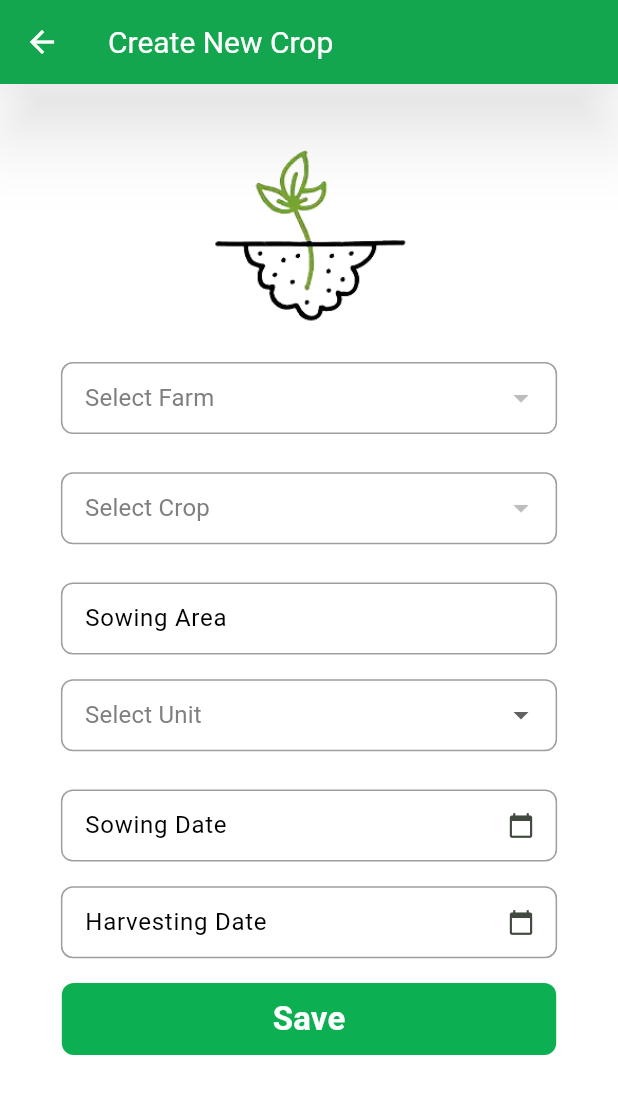
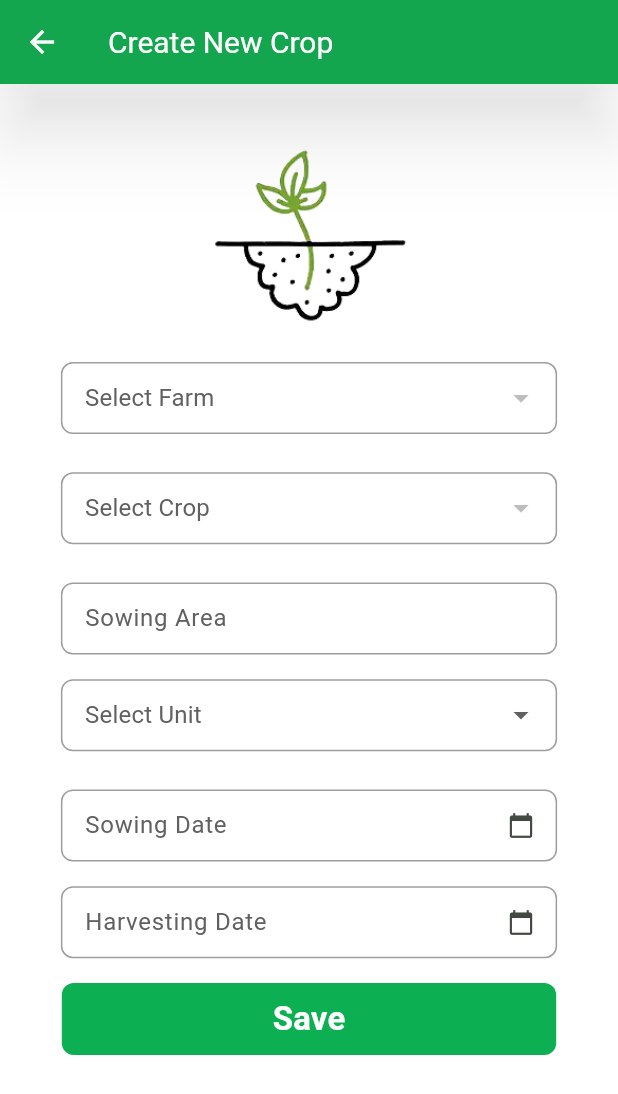
Before and after one commit to ShriHerwade/sheti_next, a Flutter app: the CreateCrop screen opened directly, on a phone screen of 412 x 824 dp. Shown: the top 1094 px of the screen. Run offline on Flutter 3.47's test engine with Material 3 defaults, Android fonts, the phone set to English and light mode, and no system bars; our stand-ins replace easy_localization, fl_chart, google_nav_bar, introduction_screen, shared_preferences, sqflite and 2 more; missing offline and left inert: multiselect; accounts and stored records are empty.

Commit message:
SN-50 Hint & Label Grey shade finalized to Grey.700

```diff
--- a/lib/zebra/constant/ColorConstants.dart
+++ b/lib/zebra/constant/ColorConstants.dart
@@ -9,8 +9,8 @@ class ColorConstants {
   static const Color fieldFillDefaultColor = Colors.white;
 
   //Field hint & label
-  static const Color fieldHintTextColor = Color(0xFF807f7f); // try 807f7f,989898
-  static const Color fieldLabelTextColor =Colors.black;  //grey
+  static const Color fieldHintTextColor = Color(0xFF616161); //grey 700 hex configured // old 807f7f,989898
+  static const Color fieldLabelTextColor = Color(0xFF616161);
 
   //App bar
   static const Color appBarBackgroundColor = Color(0xFF0cb053); //primary green, 0cb053 - little dark, 0ec45d - aero
```
